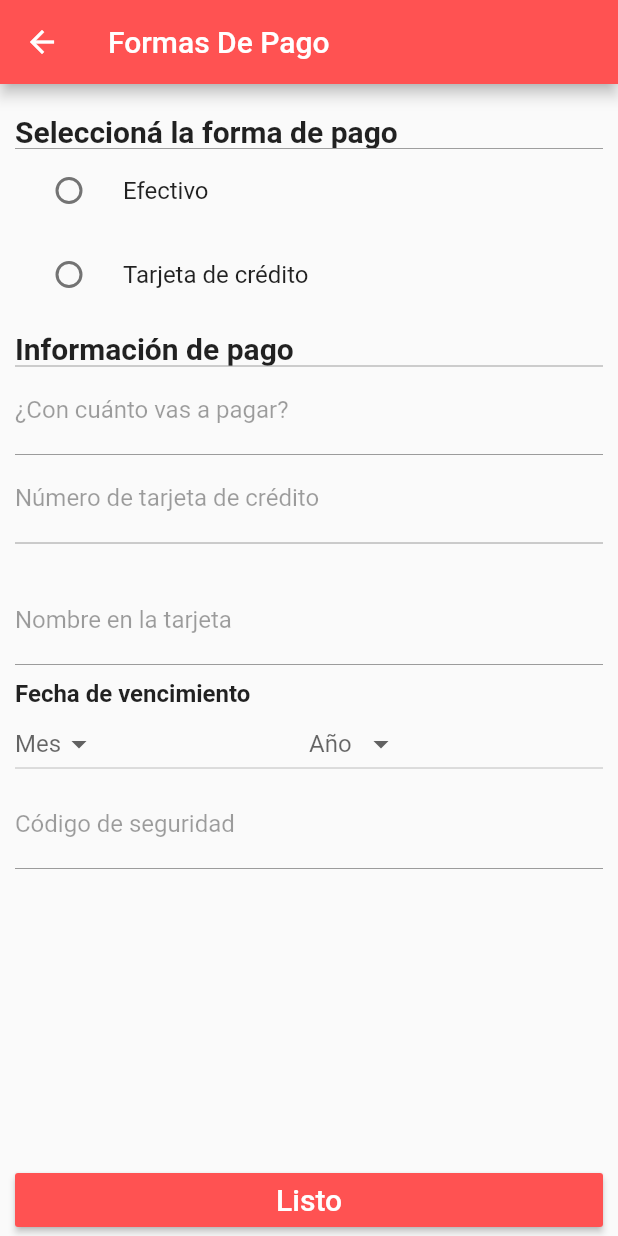
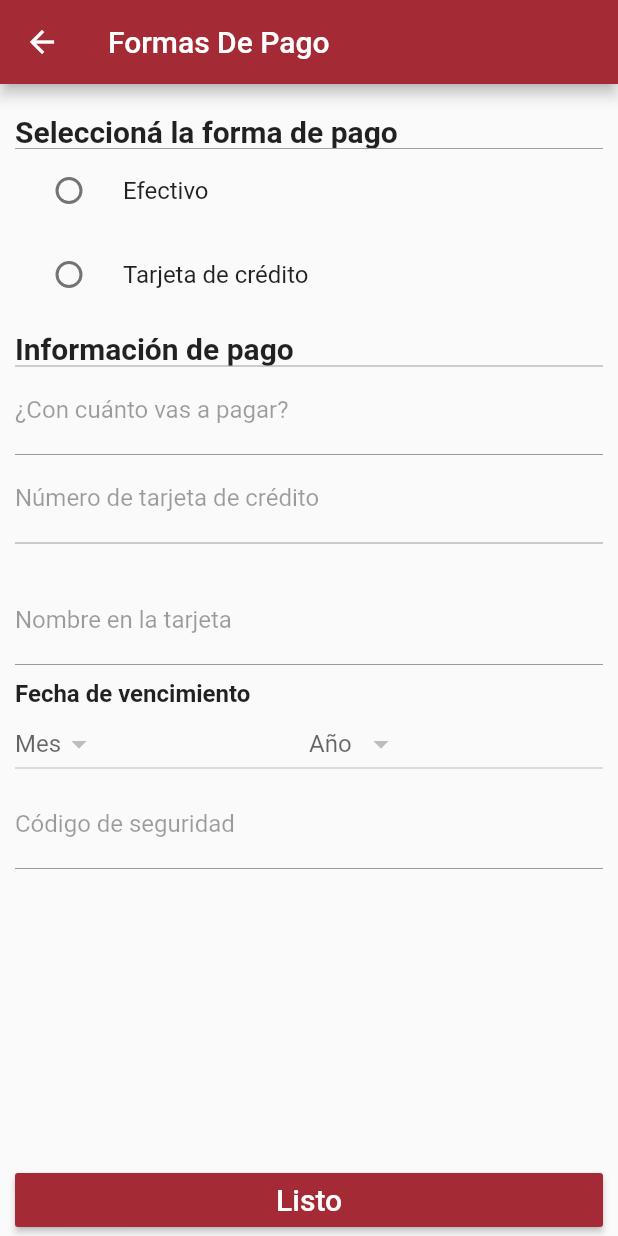
Before and after one commit to albarogarzon/Flutter_Delivery_Mobile_App, a Flutter app: the screen it shows after launch, after a tap on "Forma de pago", on a phone screen of 412 x 824 dp. Run offline on Flutter 3.47's test engine with Material 2 defaults, Android fonts, the phone set to English and light mode, and no system bars; our stand-ins replace file_picker, get, google_maps_flutter, image_picker; missing offline and left inert: google_maps_place_picker.

Commit message:
Adding Details

```diff
--- a/isw_implementacion_us_08_g5/lib/components/ListoButton.dart
+++ b/isw_implementacion_us_08_g5/lib/components/ListoButton.dart
@@ -11,7 +11,7 @@ class ListoButton extends StatelessWidget {
     return Container(
       width: double.maxFinite,
       child: RaisedButton(
-        color: Colors.redAccent,
+        color: Color(0xffA42B36),
         onPressed: onPressed == null ? null : onPressed,
         child: Text(Strings.LISTO,
             style: TextStyle(fontSize: 20, color: Colors.white)),
--- a/isw_implementacion_us_08_g5/lib/screens/pedir_lo_que_sea/CuandoQueresRecibirloScreen.dart
+++ b/isw_implementacion_us_08_g5/lib/screens/pedir_lo_que_sea/CuandoQueresRecibirloScreen.dart
@@ -64,7 +64,7 @@ class _CuandoQueresRecibirloScreenState
       appBar: AppBar(
           centerTitle: true,
           title: Text(Strings.CUANDO_QUERES_RECIBIRLO),
-          backgroundColor: Colors.redAccent),
+          backgroundColor: Color(0xffA42B36)),
       body: Container(
         height: double.maxFinite,
         width: double.maxFinite,
@@ -84,7 +84,7 @@ class _CuandoQueresRecibirloScreenState
                 },
                 itemBuilder: (BuildContext context, int index) {
                   return RadioListTile<TimeValue>(
-                      activeColor: Colors.redAccent,
+                      activeColor: Color(0xffA42B36),
                       title: Text(_options[index].getTimeValue),
                       value: _options[index],
                       groupValue: _selected,
--- a/isw_implementacion_us_08_g5/lib/screens/pedir_lo_que_sea/DondeLoBuscamosScreen.dart
+++ b/isw_implementacion_us_08_g5/lib/screens/pedir_lo_que_sea/DondeLoBuscamosScreen.dart
@@ -65,7 +65,7 @@ class _DondeLoBuscamosScreenState extends State<DondeLoBuscamosScreen> {
       appBar: AppBar(
           centerTitle: true,
           title: Text(Strings.DONDE_LO_BUSCAMOS),
-          backgroundColor: Colors.redAccent),
+          backgroundColor: Color(0xffA42B36)),
       body: Container(
         height: double.maxFinite,
         width: double.maxFinite,
--- a/isw_implementacion_us_08_g5/lib/screens/pedir_lo_que_sea/DondeLoEntregamosScreen.dart
+++ b/isw_implementacion_us_08_g5/lib/screens/pedir_lo_que_sea/DondeLoEntregamosScreen.dart
@@ -75,7 +75,7 @@ class _DondeLoEntregamosScreenState extends State<DondeLoEntregamosScreen> {
       appBar: AppBar(
           centerTitle: true,
           title: Text(Strings.DONDE_LO_ENTREGAMOS),
-          backgroundColor: Colors.redAccent),
+          backgroundColor: Color(0xffA42B36)),
       body: Container(
         height: double.maxFinite,
         width: double.maxFinite,
--- a/isw_implementacion_us_08_g5/lib/screens/pedir_lo_que_sea/FormaDePagoScreen.dart
+++ b/isw_implementacion_us_08_g5/lib/screens/pedir_lo_que_sea/FormaDePagoScreen.dart
@@ -82,7 +82,7 @@ class _FormaDePagoScreenState extends State<FormaDePagoScreen> {
   Widget build(BuildContext context) {
     return Scaffold(
       appBar: AppBar(
-          title: Text("Formas De Pago"), backgroundColor: Colors.redAccent),
+          title: Text("Formas De Pago"), backgroundColor: Color(0xffA42B36)),
       body: Container(
         height: double.maxFinite,
         width: double.maxFinite,
@@ -120,7 +120,7 @@ class _FormaDePagoScreenState extends State<FormaDePagoScreen> {
       crossAxisAlignment: CrossAxisAlignment.start,
       children: [
         RadioListTile(
-            activeColor: Colors.redAccent,
+            activeColor: Color(0xffA42B36),
             title: Text(Strings.EFECTIVO),
             value: _paymentMethods[0],
             groupValue: _selectedPaymentMethod,
@@ -134,7 +134,7 @@ class _FormaDePagoScreenState extends State<FormaDePagoScreen> {
               });
             }),
         RadioListTile(
-            activeColor: Colors.redAccent,
+            activeColor: Color(0xffA42B36),
             title: Text(Strings.TARJETA_DE_CREDITO),
             value: _paymentMethods[1],
             groupValue: _selectedPaymentMethod,
@@ -215,11 +215,13 @@ class _FormaDePagoScreenState extends State<FormaDePagoScreen> {
               child: DropdownButton<int>(
                   hint: new Text("Mes"),
                   value: selectedMonth,
-                  onChanged: (num newValue) {
+                  onChanged: _cardInformationEnabled
+                      ? (num newValue) {
                           setState(() {
                             selectedMonth = newValue;
                           });
-                  },
+                        }
+                      : null,
                   items: listMonths.map((int month) {
                     return new DropdownMenuItem<int>(
                       value: month,
@@ -234,11 +236,13 @@ class _FormaDePagoScreenState extends State<FormaDePagoScreen> {
                 child: DropdownButton<int>(
                     hint: new Text("Año"),
                     value: selectedYear,
-                    onChanged: (num newValue) {
+                    onChanged: _cardInformationEnabled
+                        ? (num newValue) {
                             setState(() {
                               selectedYear = newValue;
                             });
-                    },
+                          }
+                        : null,
                     items: listYears.map((int year) {
                       return new DropdownMenuItem<int>(
                         value: year,
@@ -256,7 +260,7 @@ class _FormaDePagoScreenState extends State<FormaDePagoScreen> {
             maxLength: 3,
             enabled: _cardInformationEnabled,
             controller: _cardCodeFieldController,
-            keyboardType: TextInputType.datetime,
+            keyboardType: TextInputType.number,
             decoration: InputDecoration(
                 labelText: Strings.CODIGO_DE_SEGURIDAD,
                 errorText: error
@@ -264,6 +268,7 @@ class _FormaDePagoScreenState extends State<FormaDePagoScreen> {
                     : null),
           ),
         ),
+
       ],
     );
   }
--- a/isw_implementacion_us_08_g5/lib/screens/pedir_lo_que_sea/MainScreen.dart
+++ b/isw_implementacion_us_08_g5/lib/screens/pedir_lo_que_sea/MainScreen.dart
@@ -43,7 +43,7 @@ class _MainScreenState extends State<MainScreen> {
     return Scaffold(
       appBar: AppBar(
           title: Text(Strings.PEDI_LO_QUE_SEA),
-          backgroundColor: Colors.redAccent),
+          backgroundColor: Color(0xffA42B36)),
       body: Column(
         verticalDirection: VerticalDirection.down,
         textDirection: TextDirection.ltr,
@@ -67,7 +67,7 @@ class _MainScreenState extends State<MainScreen> {
                   subtitle: direccionRetiro.getCalle.isEmpty
                       ? null
                       : Text(direccionRetiro.getCalle),
-                  trailing: Icon(Icons.edit, color: Colors.redAccent),
+                  trailing: Icon(Icons.edit, color: Color(0xffA42B36)),
                   onTap: () {
                     Navigator.push(
                         context,
@@ -78,7 +78,7 @@ class _MainScreenState extends State<MainScreen> {
                 _divider,
                 ListTile(
                   title: Text(Strings.DONDE_LO_ENTREGAMOS),
-                  trailing: Icon(Icons.edit, color: Colors.redAccent),
+                  trailing: Icon(Icons.edit, color: Color(0xffA42B36)),
                   subtitle: _informacionEntrega.getDireccion.getCalle.isEmpty
                       ? null
                       : Text(_informacionEntrega.getDireccion.getCalle),
@@ -92,8 +92,10 @@ class _MainScreenState extends State<MainScreen> {
                 _divider,
                 ListTile(
                   title: Text(Strings.QUE_BUSCAMOS),
-                  trailing: Icon(Icons.edit, color: Colors.redAccent),
-                  subtitle: _productInformation.getDescripcion.isEmpty ? null:Text(_productInformation.getDescripcion),
+                  trailing: Icon(Icons.edit, color: Color(0xffA42B36)),
+                  subtitle: _productInformation.getDescripcion.isEmpty
+                      ? null
+                      : Text(_productInformation.getDescripcion),
                   onTap: () {
                     Navigator.push(
                         context,
@@ -104,7 +106,7 @@ class _MainScreenState extends State<MainScreen> {
                 _divider,
                 ListTile(
                   title: Text(Strings.CUANDO_QUERES_RECIBIRLO),
-                  trailing: Icon(Icons.edit, color: Colors.redAccent),
+                  trailing: Icon(Icons.edit, color: Color(0xffA42B36)),
                   subtitle: Text(
                       _deliveryTimeInformation.getSelectedTime.getTimeValue),
                   onTap: () {
@@ -118,7 +120,7 @@ class _MainScreenState extends State<MainScreen> {
                 _divider,
                 ListTile(
                   title: Text(Strings.FORMA_DE_PAGO),
-                  trailing: Icon(Icons.edit, color: Colors.redAccent),
+                  trailing: Icon(Icons.edit, color: Color(0xffA42B36)),
                   subtitle: _paymentInformation.getPaymentMethod == null
                       ? null
                       : Text(_paymentInformation.getPaymentMethod.getName),
@@ -146,7 +148,7 @@ class _MainScreenState extends State<MainScreen> {
                         fontSize: 16,
                         color: Colors.white),
                   ),
-                  color: Colors.redAccent,
+                  color: Color(0xffA42B36),
                   onPressed: _onPressedEnviar),
             ),
           )
@@ -158,6 +160,7 @@ class _MainScreenState extends State<MainScreen> {
   _onPressedEnviar() {
     if (_mainController.isValid()) {
       print("Enviando pedido");
+      _showFinalDialog();
     } else {
       switch (_mainController.whoIsNotReady()) {
         case Screens.DondeLoBuscamosScreen:
@@ -182,6 +185,34 @@ class _MainScreenState extends State<MainScreen> {
       }
     }
   }
+
+  Future<void> _showFinalDialog() async {
+    return showDialog<void>(
+      context: context,
+      barrierDismissible: false,
+      builder: (BuildContext context) {
+        return AlertDialog(
+          title: Text('¡Pedido Enviado!'),
+          content: SingleChildScrollView(
+            child: ListBody(
+              children: <Widget>[
+                Text('Su pedido fue procesado con éxito.'),
+              ],
+            ),
+          ),
+          actions: <Widget>[
+            FlatButton(
+              child: Text('Aceptar'),
+              color: Color(0xffA42B36),
+              onPressed: () {
+                Navigator.of(context).pop();
+              },
+            ),
+          ],
+        );
+      },
+    );
+  }
 }
 
 final Divider _divider = Divider(
--- a/isw_implementacion_us_08_g5/lib/screens/pedir_lo_que_sea/QueBuscamosScreen.dart
+++ b/isw_implementacion_us_08_g5/lib/screens/pedir_lo_que_sea/QueBuscamosScreen.dart
@@ -45,7 +45,7 @@ class _QueBuscamosScreenState extends State<QueBuscamosScreen> {
       appBar: AppBar(
           centerTitle: true,
           title: Text(Strings.QUE_BUSCAMOS),
-          backgroundColor: Colors.redAccent),
+          backgroundColor: Color(0xffA42B36)),
       body: Container(
         height: double.maxFinite,
         width: double.maxFinite,
```
Also changed, not shown: isw_implementacion_us_08_g5/lib/validators/PaymentInformationValidator.dart (+1 -6 lines). Lines whose indentation alone changed are shown as unchanged.
